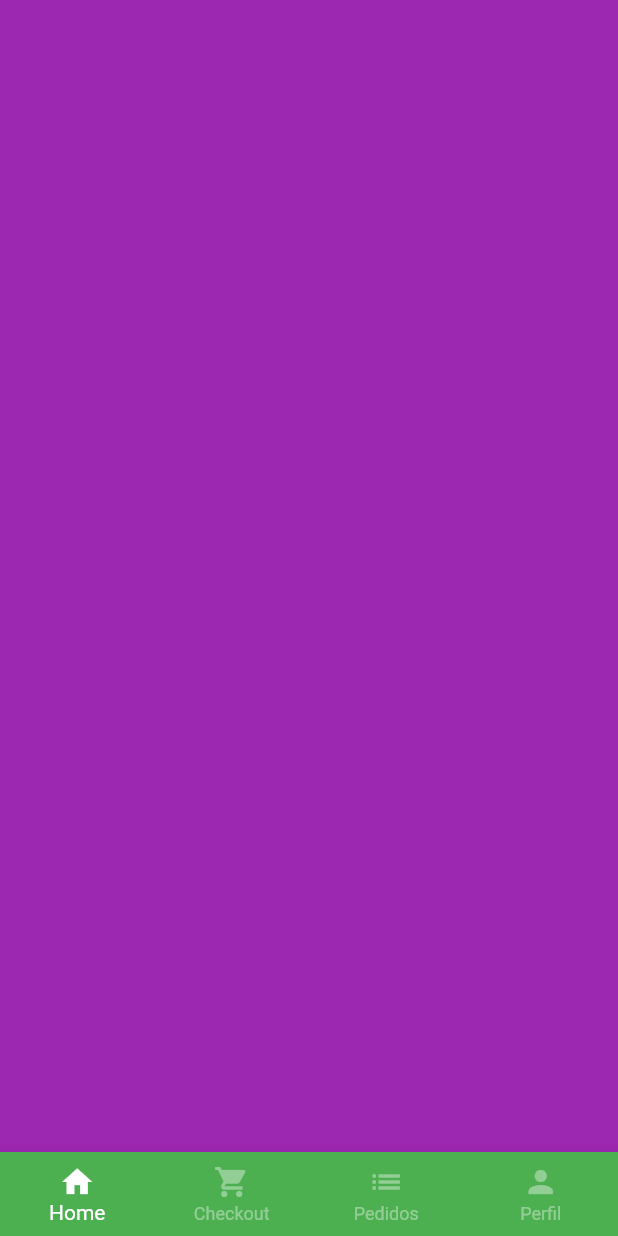
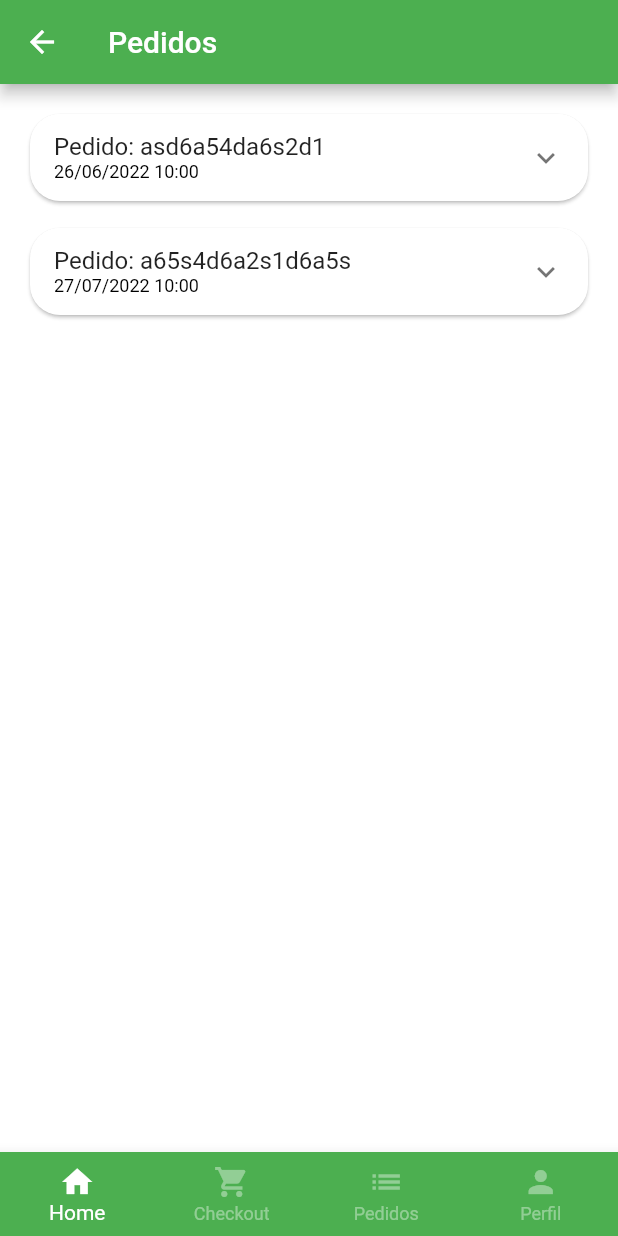
Before and after one commit to osiasmiranda/greengrocer, a Flutter app: the BaseScreen screen opened directly, swiped to page 3, on a phone screen of 412 x 824 dp. Run offline on Flutter 3.47's test engine with Material 2 defaults, Android fonts, the phone set to English and light mode, and no system bars; our stand-ins replace animated_text_kit, badges, mask_text_input_formatter.

Commit message:
chore: adicionado lista de pedidos

```diff
--- a/lib/src/config/app_data.dart
+++ b/lib/src/config/app_data.dart
@@ -1,5 +1,6 @@
 import '../model/cart_item_model.dart';
 import '../model/item_model.dart';
+import '../model/order_model.dart';
 import '../model/user_model.dart';
 
 ItemModel apple = ItemModel(
@@ -49,7 +50,7 @@ ItemModel mango = ItemModel(
 
 ItemModel papaya = ItemModel(
   imgUrl: 'assets/fruits/mamao.png',
-  itemName: 'Mamão papaya',
+  itemName: 'Mamão papaya de manaus para brasil',
   price: 8,
   unit: 'kg',
   description:
@@ -116,3 +117,53 @@ UserModel userModel = UserModel(
   cpf: '123.456.789-00',
   password: '',
 );
+
+List<OrderModel> orders = [
+  // Pedido 01
+  OrderModel(
+    copyAndPaste: 'q1w2e3r4t5y6',
+    createdDateTime: DateTime.parse(
+      '2022-06-26 10:00:10.458',
+    ),
+    overdueDateTime: DateTime.parse(
+      '2022-06-26 11:00:10.458',
+    ),
+    id: 'asd6a54da6s2d1',
+    status: 'pending_payment',
+    total: 11.0,
+    items: [
+      CartItemModel(
+        item: apple,
+        quantity: 2,
+      ),
+      CartItemModel(
+        item: mango,
+        quantity: 2,
+      ),
+      CartItemModel(
+        item: papaya,
+        quantity: 5,
+      ),
+    ],
+  ),
+
+  // Pedido 02
+  OrderModel(
+    copyAndPaste: 'q1w2e3r4t5y6',
+    createdDateTime: DateTime.parse(
+      '2022-07-27 10:00:10.458',
+    ),
+    overdueDateTime: DateTime.parse(
+      '2022-07-27 11:00:10.458',
+    ),
+    id: 'a65s4d6a2s1d6a5s',
+    status: 'delivered',
+    total: 11.5,
+    items: [
+      CartItemModel(
+        item: guava,
+        quantity: 1,
+      ),
+    ],
+  ),
+];
--- /dev/null
+++ b/lib/src/model/order_model.dart
@@ -0,0 +1,21 @@
+import 'cart_item_model.dart';
+
+class OrderModel {
+  String id;
+  DateTime createdDateTime;
+  DateTime overdueDateTime;
+  List<CartItemModel> items;
+  String status;
+  String copyAndPaste;
+  double total;
+
+  OrderModel({
+    required this.id,
+    required this.createdDateTime,
+    required this.overdueDateTime,
+    required this.items,
+    required this.status,
+    required this.copyAndPaste,
+    required this.total,
+  });
+}
--- a/lib/src/pages/base/base_screen.dart
+++ b/lib/src/pages/base/base_screen.dart
@@ -2,6 +2,7 @@ import 'package:flutter/material.dart';
 
 import '../cart/cart_tab.dart';
 import '../home/home_tab.dart';
+import '../orders/orders_tab.dart';
 import '../profile/profile_tab.dart';
 
 class BaseScreen extends StatefulWidget {
@@ -54,11 +55,11 @@ class _BaseScreenState extends State<BaseScreen> {
       body: PageView(
         controller: pageController,
         physics: const NeverScrollableScrollPhysics(),
-        children: [
-          const HomeTab(),
-          const CartTab(),
-          Container(color: Colors.purple),
-          const ProfileTab(),
+        children: const [
+          HomeTab(),
+          CartTab(),
+          OrdersTab(),
+          ProfileTab(),
           // kTabPages[currentTabIndex],
         ],
       ),
--- a/lib/src/pages/cart/cart_tab.dart
+++ b/lib/src/pages/cart/cart_tab.dart
@@ -4,7 +4,7 @@ import 'package:greengrocer/src/config/app_data.dart' as app_data;
 import '../../config/custom_colors.dart';
 import '../../model/cart_item_model.dart';
 import '../../services/utils_services.dart';
-import 'components/cart_title.dart';
+import 'components/cart_tile.dart';
 
 class CartTab extends StatefulWidget {
   const CartTab({Key? key}) : super(key: key);
@@ -45,7 +45,7 @@ class _CartTabState extends State<CartTab> {
               physics: const BouncingScrollPhysics(),
               itemCount: app_data.cartItems.length,
               itemBuilder: (_, index) {
-                return CartTitle(
+                return CartTile(
                   cartItem: app_data.cartItems[index],
                   remove: removeItemFromCart,
                 );
--- a/lib/src/pages/home/components/category_title.dart
+++ b/lib/src/pages/home/components/category_tile.dart
@@ -2,8 +2,8 @@ import 'package:flutter/material.dart';
 
 import '../../../config/custom_colors.dart';
 
-class CategoryTitle extends StatelessWidget {
-  const CategoryTitle({
+class CategoryTile extends StatelessWidget {
+  const CategoryTile({
     Key? key,
     required this.category,
     required this.isSelected,
--- a/lib/src/pages/home/components/item_title.dart
+++ b/lib/src/pages/home/components/item_tile.dart
@@ -5,11 +5,11 @@ import 'package:greengrocer/src/model/item_model.dart';
 import '../../../services/utils_services.dart';
 import '../../product/product_screen.dart';
 
-class ItemTitle extends StatelessWidget {
+class ItemTile extends StatelessWidget {
   final ItemModel item;
   final UtilsServices utilsServices = UtilsServices();
 
-  ItemTitle({
+  ItemTile({
     Key? key,
     required this.item,
   }) : super(key: key);
--- /dev/null
+++ b/lib/src/pages/orders/components/order_tile.dart
@@ -0,0 +1,111 @@
+import 'package:flutter/material.dart';
+import 'package:greengrocer/src/model/order_model.dart';
+
+import '../../../model/cart_item_model.dart';
+import '../../../services/utils_services.dart';
+
+class OrderTile extends StatelessWidget {
+  final OrderModel order;
+  final UtilsServices utilsServices = UtilsServices();
+
+  OrderTile({
+    Key? key,
+    required this.order,
+  }) : super(key: key);
+
+  @override
+  Widget build(BuildContext context) {
+    return Card(
+      shape: RoundedRectangleBorder(
+        borderRadius: BorderRadius.circular(20),
+      ),
+      child: Theme(
+        data: Theme.of(context).copyWith(dividerColor: Colors.transparent),
+        child: ExpansionTile(
+          title: Column(
+            crossAxisAlignment: CrossAxisAlignment.start,
+            children: [
+              Text('Pedido: ${order.id}'),
+              Text(
+                utilsServices.formatDateTime(order.createdDateTime),
+                style: const TextStyle(
+                  fontSize: 12,
+                  color: Colors.black,
+                ),
+              ),
+            ],
+          ),
+          childrenPadding: const EdgeInsets.fromLTRB(16, 0, 16, 16),
+          children: [
+            SizedBox(
+              height: 150,
+              child: Row(
+                children: [
+                  Expanded(
+                    flex: 3,
+                    child: ListView(
+                      children: order.items.map(
+                        ((orderItem) {
+                          return _OrderItemWidget(
+                            utilsServices: utilsServices,
+                            orderItem: orderItem,
+                          );
+                        }),
+                      ).toList(),
+                    ),
+                  ),
+                  Expanded(
+                    flex: 2,
+                    child: Container(
+                      color: Colors.blue,
+                    ),
+                  )
+                ],
+              ),
+            )
+          ],
+        ),
+      ),
+    );
+  }
+}
+
+class _OrderItemWidget extends StatelessWidget {
+  const _OrderItemWidget({
+    Key? key,
+    required this.utilsServices,
+    required this.orderItem,
+  }) : super(key: key);
+
+  final UtilsServices utilsServices;
+  final CartItemModel orderItem;
+
+  @override
+  Widget build(BuildContext context) {
+    return Padding(
+      padding: const EdgeInsets.only(bottom: 5.0),
+      child: Row(
+        children: [
+          Text(
+            '${orderItem.quantity} ${orderItem.item.unit} - ',
+            style: const TextStyle(
+              fontWeight: FontWeight.w500,
+            ),
+          ),
+          Expanded(
+            child: Text(
+              orderItem.item.itemName,
+              overflow: TextOverflow.ellipsis,
+              // maxLines: 2,
+            ),
+          ),
+          Text(
+            utilsServices.priceToCurrency(
+              orderItem.totalPrice(),
+            ),
+          ),
+        ],
+      ),
+    );
+  }
+}
--- /dev/null
+++ b/lib/src/pages/orders/orders_tab.dart
@@ -0,0 +1,24 @@
+import 'package:flutter/material.dart';
+import 'package:greengrocer/src/config/app_data.dart' as app_data;
+
+import 'components/order_tile.dart';
+
+class OrdersTab extends StatelessWidget {
+  const OrdersTab({Key? key}) : super(key: key);
+
+  @override
+  Widget build(BuildContext context) {
+    return Scaffold(
+      appBar: AppBar(
+        title: const Text('Pedidos'),
+      ),
+      body: ListView.separated(
+        padding: const EdgeInsets.all(16.0),
+        physics: const BouncingScrollPhysics(),
+        separatorBuilder: (_, index) => const SizedBox(height: 10),
+        itemBuilder: (_, index) => OrderTile(order: app_data.orders[index]),
+        itemCount: app_data.orders.length,
+      ),
+    );
+  }
+}
--- a/lib/src/services/utils_services.dart
+++ b/lib/src/services/utils_services.dart
@@ -1,4 +1,5 @@
 import 'package:intl/intl.dart';
+import 'package:intl/date_symbol_data_local.dart';
 
 class UtilsServices {
   //# R$ valor
@@ -6,4 +7,11 @@ class UtilsServices {
     NumberFormat numberFormat = NumberFormat.simpleCurrency(locale: 'pt_BR');
     return numberFormat.format(price);
   }
+  //# Formatando data
+
+  String formatDateTime(DateTime dateTime) {
+    initializeDateFormatting();
+    DateFormat dateFormat = DateFormat.yMd('pt_BR').add_Hm();
+    return dateFormat.format(dateTime);
+  }
 }
```
Also changed, not shown: lib/src/pages/cart/components/cart_tile.dart (renamed from lib/src/pages/cart/components/cart_title.dart, +4 -4 lines), lib/src/pages/home/home_tab.dart (+4 -4 lines), lib/src/pages/product/product_screen.dart (+9 -8 lines).
